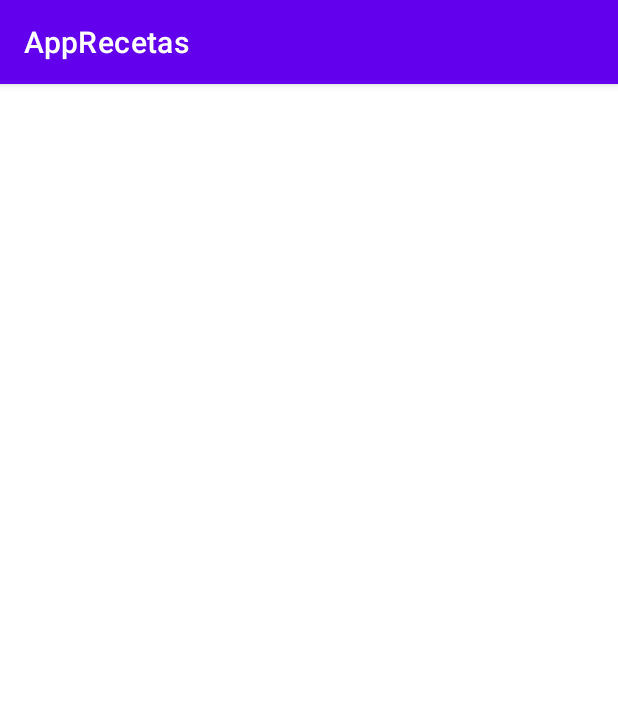
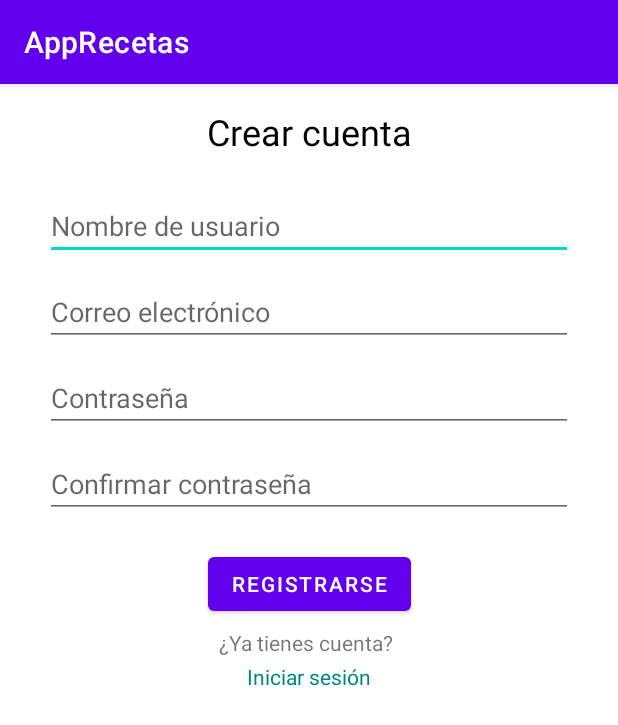
Before and after one commit to PabloDopico/AppRecetas, an Android app: the RegisterActivity screen opened directly, with no data from a screen before it, on a phone screen of 412 x 824 dp. Shown: the top 725 px of the screen. Run offline under Robolectric (Android 15) with nearby library versions, the phone set to English and light mode, and no system bars.

Commit message:
Completado el diseño de la actividad de registro y realizados algunos cambios en los diseños de la app

```diff
--- a/app/src/main/java/com/example/apprecetas/Register/RegisterActivity.java
+++ b/app/src/main/java/com/example/apprecetas/Register/RegisterActivity.java
@@ -2,8 +2,12 @@ package com.example.apprecetas.Register;
 
 import androidx.appcompat.app.AppCompatActivity;
 
+import android.content.Intent;
 import android.os.Bundle;
+import android.view.View;
+import android.widget.TextView;
 
+import com.example.apprecetas.Login.LoginActivity;
 import com.example.apprecetas.R;
 
 public class RegisterActivity extends AppCompatActivity {
@@ -12,5 +16,15 @@ public class RegisterActivity extends AppCompatActivity {
     protected void onCreate(Bundle savedInstanceState) {
         super.onCreate(savedInstanceState);
         setContentView(R.layout.activity_register);
+
+        TextView textoIniciarSesion = findViewById(R.id.iniciarSesion);
+
+        textoIniciarSesion.setOnClickListener(new View.OnClickListener() {
+            @Override
+            public void onClick(View v) {
+                Intent intent = new Intent(RegisterActivity.this, LoginActivity.class);
+                startActivity(intent);
+            }
+        });
     }
 }
--- a/app/src/main/res/layout/activity_register.xml
+++ b/app/src/main/res/layout/activity_register.xml
@@ -6,4 +6,103 @@
     android:layout_height="match_parent"
     tools:context=".Register.RegisterActivity">
 
+    <TextView
+        android:id="@+id/titulo"
+        android:layout_width="wrap_content"
+        android:layout_height="wrap_content"
+        android:text="Crear cuenta"
+        android:textColor="@color/black"
+        android:textSize="24sp"
+        android:layout_marginTop="15dp"
+        app:layout_constraintEnd_toEndOf="parent"
+        app:layout_constraintStart_toStartOf="parent"
+        app:layout_constraintTop_toTopOf="parent" />
+
+    <EditText
+        android:id="@+id/nombreUsuario"
+        android:layout_width="match_parent"
+        android:layout_height="wrap_content"
+        android:layout_marginStart="30dp"
+        android:layout_marginTop="24dp"
+        android:layout_marginEnd="30dp"
+        android:hint="Nombre de usuario"
+        app:layout_constraintEnd_toEndOf="parent"
+        app:layout_constraintStart_toStartOf="parent"
+        app:layout_constraintTop_toBottomOf="@+id/titulo" />
+
+    <EditText
+        android:id="@+id/email"
+        android:layout_width="match_parent"
+        android:layout_height="wrap_content"
+        android:layout_marginStart="30dp"
+        android:layout_marginTop="12dp"
+        android:layout_marginEnd="30dp"
+        android:hint="Correo electrónico"
+        android:inputType="textEmailAddress"
+        app:layout_constraintEnd_toEndOf="parent"
+        app:layout_constraintStart_toStartOf="parent"
+        app:layout_constraintTop_toBottomOf="@+id/nombreUsuario" />
+
+    <EditText
+        android:id="@+id/contraseña"
+        android:layout_width="match_parent"
+        android:layout_height="wrap_content"
+        android:layout_marginStart="30dp"
+        android:layout_marginTop="12dp"
+        android:layout_marginEnd="30dp"
+        android:hint="Contraseña"
+        android:inputType="textPassword"
+        app:layout_constraintEnd_toEndOf="parent"
+        app:layout_constraintStart_toStartOf="parent"
+        app:layout_constraintTop_toBottomOf="@+id/email" />
+
+    <EditText
+        android:id="@+id/confirmarContraseña"
+        android:layout_width="match_parent"
+        android:layout_height="wrap_content"
+        android:layout_marginStart="30dp"
+        android:layout_marginTop="12dp"
+        android:layout_marginEnd="30dp"
+        android:hint="Confirmar contraseña"
+        android:inputType="textPassword"
+        app:layout_constraintEnd_toEndOf="parent"
+        app:layout_constraintStart_toStartOf="parent"
+        app:layout_constraintTop_toBottomOf="@+id/contraseña" />
+
+    <Button
+        android:id="@+id/register"
+        android:layout_width="wrap_content"
+        android:layout_height="wrap_content"
+        android:text="Registrarse"
+        android:layout_marginTop="20dp"
+        app:layout_constraintTop_toBottomOf="@+id/confirmarContraseña"
+        app:layout_constraintStart_toStartOf="parent"
+        app:layout_constraintEnd_toEndOf="parent"/>
+
+
+    <TextView
+        android:id="@+id/yaTienesCuenta"
+        android:layout_width="wrap_content"
+        android:layout_height="wrap_content"
+        android:layout_marginTop="5dp"
+        android:text="¿Ya tienes cuenta? "
+        android:textSize="14sp"
+        app:layout_constraintTop_toBottomOf="@id/register"
+        app:layout_constraintStart_toStartOf="parent"
+        app:layout_constraintEnd_toEndOf="parent"/>
+
+    <TextView
+        android:id="@+id/iniciarSesion"
+        android:layout_width="wrap_content"
+        android:layout_height="wrap_content"
+        android:text="Iniciar sesión"
+        android:textSize="14sp"
+        android:textColor="@color/teal_700"
+        android:layout_marginTop="3dp"
+        app:layout_constraintTop_toBottomOf="@+id/yaTienesCuenta"
+        app:layout_constraintStart_toStartOf="@+id/yaTienesCuenta"
+        app:layout_constraintEnd_toEndOf="@+id/yaTienesCuenta"
+        android:clickable="true"
+        android:focusable="true"
+        android:onClick="iniciarSesion"/>
 </androidx.constraintlayout.widget.ConstraintLayout>
--- a/app/src/main/res/layout/login_or_register_activity.xml
+++ b/app/src/main/res/layout/login_or_register_activity.xml
@@ -4,7 +4,7 @@
     xmlns:tools="http://schemas.android.com/tools"
     android:layout_width="match_parent"
     android:layout_height="match_parent"
-    tools:context=".User.Login_Or_Register">
+    tools:context="Login_Or_Register">
 
     <TextView
         android:id="@+id/titulo"
@@ -25,6 +25,8 @@
         android:layout_width="wrap_content"
         android:layout_height="wrap_content"
         android:layout_marginTop="35dp"
+        android:scaleX="1.2"
+        android:scaleY="1.2"
         android:text="Login"
         app:layout_constraintEnd_toEndOf="parent"
         app:layout_constraintHorizontal_bias="0.5"
@@ -36,12 +38,14 @@
         android:id="@+id/register"
         android:layout_width="wrap_content"
         android:layout_height="wrap_content"
+        android:layout_marginTop="25dp"
+        android:scaleX="1.2"
+        android:scaleY="1.2"
         android:text="Register"
-        app:layout_constraintTop_toBottomOf="@id/login"
-        app:layout_constraintStart_toStartOf="parent"
         app:layout_constraintEnd_toEndOf="parent"
         app:layout_constraintHorizontal_bias="0.5"
-        android:layout_marginTop="20dp"/>
+        app:layout_constraintStart_toStartOf="parent"
+        app:layout_constraintTop_toBottomOf="@id/login" />
 
 
 </androidx.constraintlayout.widget.ConstraintLayout>
```
